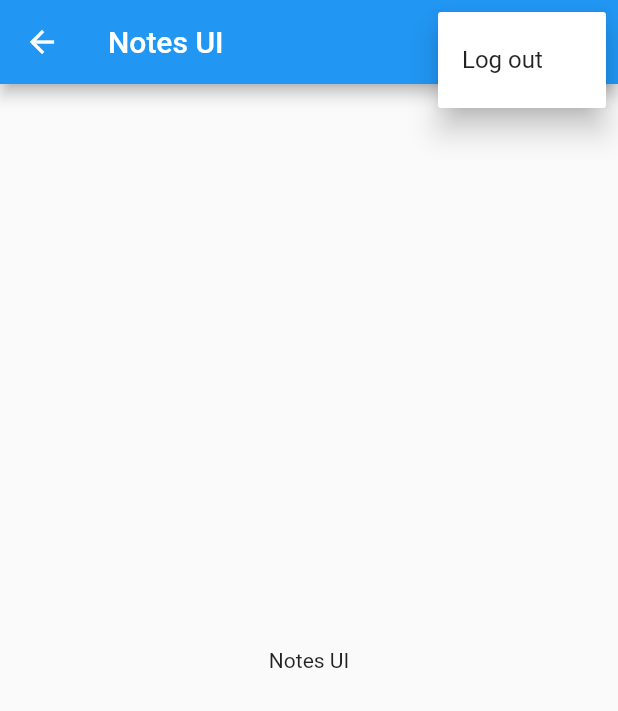
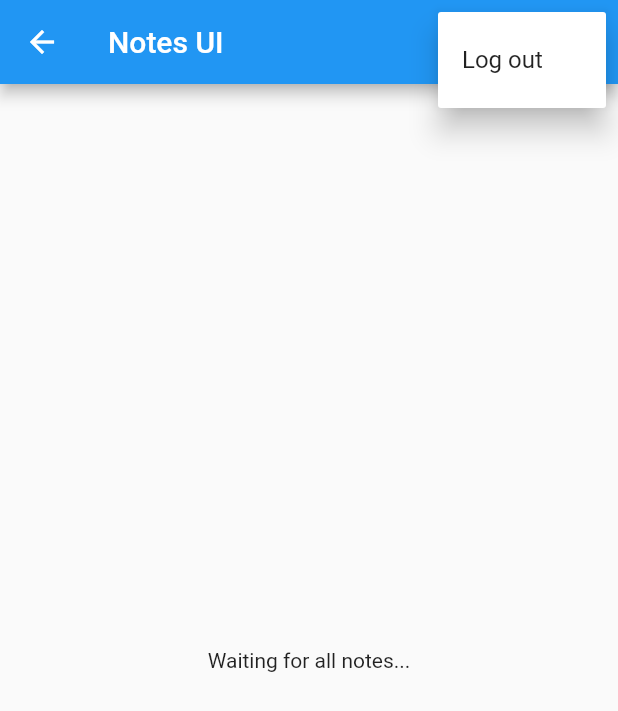
Before and after one commit to Ashketchum03/impnotes, a Flutter app: the NotesView screen opened by its route, after a tap on the "more vert" icon, on a phone screen of 412 x 824 dp. Shown: the top 711 px of the screen. Run offline on Flutter 3.47's test engine with Material 2 defaults, Android fonts, the phone set to English and light mode, and no system bars; our stand-ins replace firebase_auth, firebase_core, sqflite; accounts and stored records are empty; network calls fail.

Commit message:
prepared notes view to read all notes

```diff
--- a/lib/services/auth/auth_user.dart
+++ b/lib/services/auth/auth_user.dart
@@ -3,9 +3,13 @@ import 'package:flutter/foundation.dart';
 
 @immutable
 class AuthUser {
+  final String? email;
   final bool isEmailVerified;
-  const AuthUser({required this.isEmailVerified});
 
-  factory AuthUser.fromFirebase(User user) =>
-      AuthUser(isEmailVerified: user.emailVerified);
+  const AuthUser({required this.email, required this.isEmailVerified});
+
+  factory AuthUser.fromFirebase(User user) => AuthUser(
+        email: user.email,
+        isEmailVerified: user.emailVerified,
+      );
 }
--- a/lib/services/crud/notes_service.dart
+++ b/lib/services/crud/notes_service.dart
@@ -11,8 +11,15 @@ class NotesService {
 
   List<DatabaseNote> _notes = [];
 
+  // make NotesService a singleton instance
+  static final NotesService _shared = NotesService._sharedInstance();
+  NotesService._sharedInstance();
+  factory NotesService() => _shared;
+
   final _notesStreamController =
       StreamController<List<DatabaseNote>>.broadcast();
+
+  Stream<List<DatabaseNote>> get allNotes => _notesStreamController.stream;
 
   Future<DatabaseUser> getOrCreateUser({required String email}) async {
     try {
@@ -36,6 +43,7 @@ class NotesService {
     required DatabaseNote note,
     required String text,
   }) async {
+    await _ensureDbIsOpen();
     final db = _getDatabaseOrThrow();
 
     //make sure note exists
@@ -59,6 +67,7 @@ class NotesService {
   }
 
   Future<Iterable<DatabaseNote>> getAllNotes() async {
+    await _ensureDbIsOpen();
     final db = _getDatabaseOrThrow();
     final notes = await db.query(noteTable);
 
@@ -66,6 +75,7 @@ class NotesService {
   }
 
   Future<DatabaseNote> getNote({required int id}) async {
+    await _ensureDbIsOpen();
     final db = _getDatabaseOrThrow();
     final notes = await db.query(
       noteTable,
@@ -86,6 +96,7 @@ class NotesService {
   }
 
   Future<int> deleteAllNotes() async {
+    await _ensureDbIsOpen();
     final db = _getDatabaseOrThrow();
     final numberOfDeletions = await db.delete(noteTable);
     _notes = [];
@@ -94,6 +105,7 @@ class NotesService {
   }
 
   Future<void> deleteNote({required int id}) async {
+    await _ensureDbIsOpen();
     final db = _getDatabaseOrThrow();
 
     final deleteCound = await db.delete(
@@ -111,6 +123,7 @@ class NotesService {
   }
 
   Future<DatabaseNote> createNote({required DatabaseUser owner}) async {
+    await _ensureDbIsOpen();
     final db = _getDatabaseOrThrow();
 
     // make sure owner exists in the database with the correct id
@@ -142,6 +155,7 @@ class NotesService {
   }
 
   Future<DatabaseUser> getUser({required String email}) async {
+    await _ensureDbIsOpen();
     final db = _getDatabaseOrThrow();
 
     final results = await db.query(
@@ -159,6 +173,7 @@ class NotesService {
   }
 
   Future<DatabaseUser> createUser({required String email}) async {
+    await _ensureDbIsOpen();
     final db = _getDatabaseOrThrow();
     final results = await db.query(
       userTable,
@@ -179,6 +194,7 @@ class NotesService {
   }
 
   Future<void> deleteUser({required String email}) async {
+    await _ensureDbIsOpen();
     final db = _getDatabaseOrThrow();
     final deletedCount = await db.delete(
       userTable,
@@ -200,11 +216,18 @@ class NotesService {
     }
   }
 
+  Future<void> _ensureDbIsOpen() async {
+    try {
+      await open();
+    } on DatabaseAlreadyOpenException {
+      //empty
+    }
+  }
+
   Future<void> open() async {
     if (_db != null) {
       throw DatabaseAlreadyOpenException();
     }
-
     try {
       final docsPath = await getApplicationDocumentsDirectory();
       final dbPath = join(docsPath.path, dbName);
@@ -225,6 +248,7 @@ class NotesService {
     if (db == null) {
       throw DatabaseIsNotOpen();
     } else {
+      await _ensureDbIsOpen();
       await db.close();
       _db = null;
     }
--- a/lib/views/notes_view.dart
+++ b/lib/views/notes_view.dart
@@ -4,6 +4,7 @@ import 'package:notes/enums/menu_action.dart';
 import 'dart:developer' as devtools show log;
 
 import 'package:notes/services/auth/auth_services.dart';
+import 'package:notes/services/crud/notes_service.dart';
 
 class NotesView extends StatefulWidget {
   const NotesView({Key? key}) : super(key: key);
@@ -13,6 +14,21 @@ class NotesView extends StatefulWidget {
 }
 
 class _NotesViewState extends State<NotesView> {
+  late final NotesService _notesService;
+  String get userEmail => AuthService.firebase().currentUser!.email!;
+
+  @override
+  void initState() {
+    _notesService = NotesService();
+    super.initState();
+  }
+
+  @override
+  void dispose() {
+    _notesService.close();
+    super.dispose();
+  }
+
   @override
   Widget build(BuildContext context) {
     return Scaffold(
@@ -42,7 +58,28 @@ class _NotesViewState extends State<NotesView> {
           })
         ],
       ),
-      body: const Center(child: Text("Notes UI")),
+      body: FutureBuilder(
+        future: _notesService.getOrCreateUser(email: userEmail),
+        builder: (context, snapshot) {
+          switch (snapshot.connectionState) {
+            case ConnectionState.done:
+              return StreamBuilder(
+                stream: _notesService.allNotes,
+                builder: (context, snapshot) {
+                  switch (snapshot.connectionState) {
+                    case ConnectionState.waiting:
+                      return const Center(
+                          child: Text("Waiting for all notes..."));
+                    default:
+                      return const CircularProgressIndicator();
+                  }
+                },
+              );
+            default:
+              return const CircularProgressIndicator();
+          }
+        },
+      ),
     );
   }
 }
```
Also changed, not shown: 1 other file.
